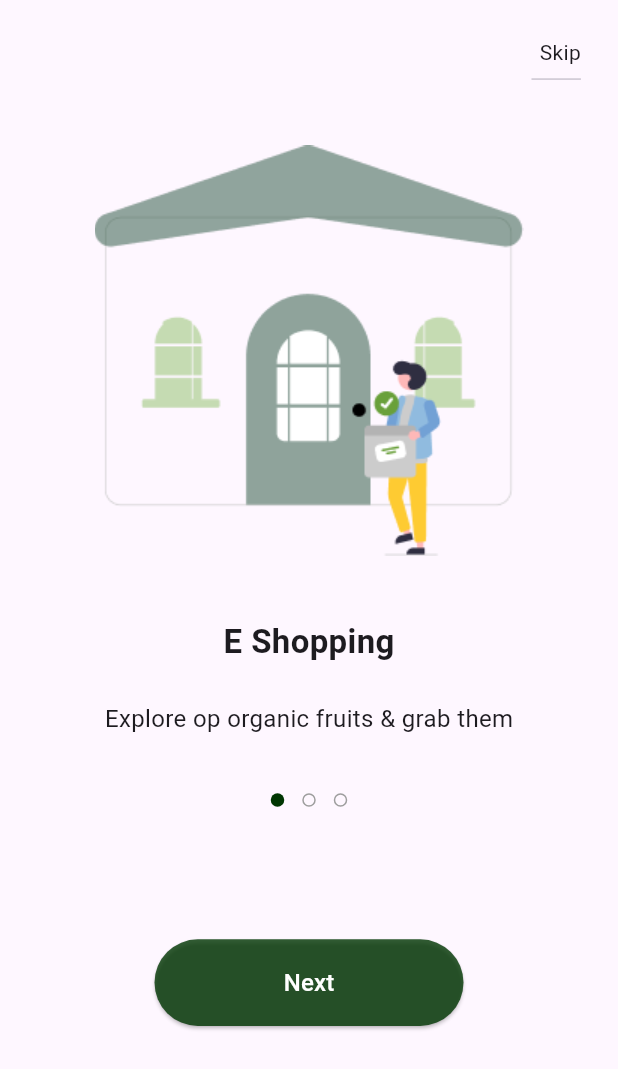
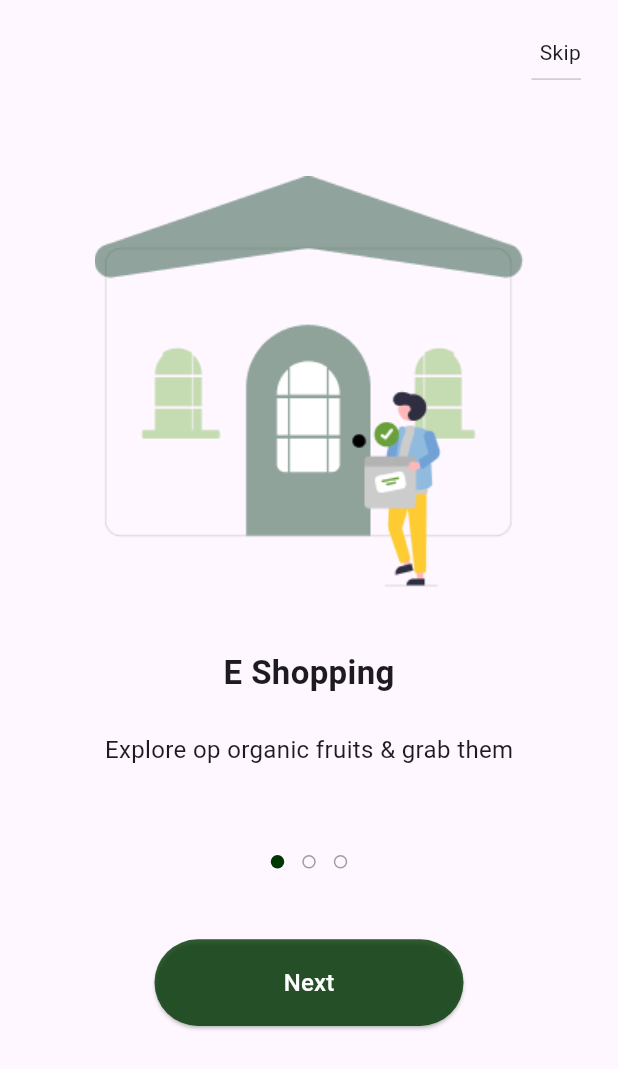
Before and after one commit to mohamedqandill/Fruit-Market, a Flutter app: the screen it shows after launch, on a phone screen of 412 x 824 dp. Shown: the top 1069 px of the screen. Run offline on Flutter 3.47's test engine with Material 3 defaults, Android fonts, the phone set to English and light mode, and no system bars; drawn by our look-alikes of dots_indicator; our stand-ins replace shared_preferences; project files that could hold a hidden picture were left out.

Commit message:
making Splash and onBoarding Adaptive

```diff
--- /dev/null
+++ b/lib/core/layout_builder/layout_builder.dart
@@ -0,0 +1,25 @@
+import 'package:flutter/material.dart';
+
+class AdaptiveLayout extends StatelessWidget {
+  const AdaptiveLayout(
+      {required this.desktopLayout,
+      required this.tabletLayout,
+      required this.mobileLayout,
+      super.key});
+  final WidgetBuilder mobileLayout, tabletLayout, desktopLayout;
+  @override
+  Widget build(BuildContext context) {
+    return LayoutBuilder(
+      builder: (context, constraints) {
+        print(constraints.maxWidth);
+        if (constraints.maxWidth < 600) {
+          return mobileLayout(context);
+        } else if (constraints.maxWidth > 600 && constraints.maxWidth < 900) {
+          return tabletLayout(context);
+        } else {
+          return desktopLayout(context);
+        }
+      },
+    );
+  }
+}
--- a/lib/features/onBoarding/presentation/view/on_boarding_view.dart
+++ b/lib/features/onBoarding/presentation/view/on_boarding_view.dart
@@ -1,11 +1,7 @@
-import 'package:dots_indicator/dots_indicator.dart';
 import 'package:flutter/material.dart';
-import 'package:responsive_adaptive_ui/core/constants/constants.dart';
+import 'package:responsive_adaptive_ui/core/layout_builder/layout_builder.dart';
 
-import '../../../../core/cache/cache_helper.dart';
-import '../../../../core/routes_manager/routes.dart';
-import '../../../../core/widgets/customButton.dart';
-import '../widgets/on_boarding_view_body.dart';
+import '../widgets/custom_on_boarding_view.dart';
 
 class OnBoardingView extends StatefulWidget {
   const OnBoardingView({super.key});
@@ -15,107 +11,19 @@ class OnBoardingView extends StatefulWidget {
 }
 
 class _OnBoardingViewState extends State<OnBoardingView> {
-  late PageController pageController;
-  var currentPage = 0;
-
-  @override
-  void initState() {
-    pageController = PageController();
-    pageController.addListener(
-      () {
-        currentPage = pageController.page!.round();
-        setState(() {});
-      },
-    );
-    super.initState();
-  }
-
-  @override
-  void dispose() {
-    pageController.dispose();
-    super.dispose();
-  }
-
   @override
   Widget build(BuildContext context) {
-    var height = MediaQuery.sizeOf(context).height;
-    var width = MediaQuery.sizeOf(context).width;
     return Scaffold(
-      body: SafeArea(
-        child: Column(
-          mainAxisAlignment: MainAxisAlignment.center,
-          children: [
-            Padding(
-              padding: EdgeInsets.all(height * 0.03),
-              child: InkWell(
-                onTap: () async {
-                  await CacheHelper.saveData<bool>("isSecondTime", true);
-                  Navigator.pushReplacementNamed(context, Routes.authRoute);
-                },
-                child: Visibility(
-                  visible: currentPage == 0 || currentPage == 1 ? true : false,
-                  child: Column(
-                    crossAxisAlignment: CrossAxisAlignment.end,
-                    children: [
-                      Text("Skip"),
-                      Divider(
-                        indent: width * 0.8,
-                      )
-                    ],
-                  ),
-                ),
-              ),
-            ),
-            Expanded(
-                child: OnBoardingViewBody(
-              pageController: pageController,
-            )),
-            SizedBox(
-              height: height * 0.025,
-            ),
-            DotsIndicator(
-              dotsCount: 3,
-              position: currentPage == 0
-                  ? 0.0
-                  : currentPage == 1
-                      ? 1.0
-                      : 2.0,
-              decorator: const DotsDecorator(
-                color: Colors.transparent,
-                shape: CircleBorder(
-                    eccentricity: 1.0,
-                    side: BorderSide(
-                      color: Colors.grey,
-                    )), // Inactive color
-                activeColor: primaryColor,
-              ),
-            ),
-            SizedBox(
-              height: height * 0.1,
-            ),
-            Custombutton(
-              title:
-                  currentPage == 0 || currentPage == 1 ? "Next" : "Get Started",
-              width: width * 0.5,
-              height: height * 0.07,
-              onPressed: () async {
-                if (currentPage < 2) {
-                  pageController.nextPage(
-                    duration: Duration(milliseconds: 300),
-                    curve: Curves.ease,
-                  );
-                } else {
-                  await CacheHelper.saveData<bool>("isSecondTime", true);
-                  Navigator.pushReplacementNamed(context, Routes.authRoute);
-                }
-              },
-            ),
-            SizedBox(
-              height: height * 0.17,
-            )
-          ],
-        ),
+        body: AdaptiveLayout(
+      mobileLayout: (context) => const CustomOnBoardingView(),
+      tabletLayout: (context) => const CustomOnBoardingView(
+        buttonWidth: 0.3,
+        dividerIndent: 0.91,
       ),
-    );
+      desktopLayout: (context) => const CustomOnBoardingView(
+        buttonWidth: 0.2,
+        dividerIndent: 0.95,
+      ),
+    ));
   }
 }
--- /dev/null
+++ b/lib/features/onBoarding/presentation/widgets/custom_on_boarding_view.dart
@@ -0,0 +1,131 @@
+import 'package:dots_indicator/dots_indicator.dart';
+import 'package:flutter/material.dart';
+
+import '../../../../core/cache/cache_helper.dart';
+import '../../../../core/constants/constants.dart';
+import '../../../../core/routes_manager/routes.dart';
+import '../../../../core/widgets/customButton.dart';
+import 'on_boarding_view_body.dart';
+
+class CustomOnBoardingView extends StatefulWidget {
+  const CustomOnBoardingView(
+      {this.dividerIndent = 0.8,
+      this.buttonHeight = 0.07,
+      this.firstBoxHeight = 0.025,
+      this.secondBoxHeight = 0.05,
+      this.buttonWidth = 0.5,
+      super.key});
+
+  final num dividerIndent;
+  final num firstBoxHeight;
+  final num secondBoxHeight;
+  final num buttonWidth;
+  final num buttonHeight;
+
+  @override
+  State<CustomOnBoardingView> createState() => _CustomOnBoardingViewState();
+}
+
+class _CustomOnBoardingViewState extends State<CustomOnBoardingView> {
+  late PageController pageController;
+  var currentPage = 0;
+
+  @override
+  void initState() {
+    pageController = PageController();
+    pageController.addListener(
+      () {
+        currentPage = pageController.page!.round();
+        setState(() {});
+      },
+    );
+    super.initState();
+  }
+
+  @override
+  void dispose() {
+    pageController.dispose();
+    super.dispose();
+  }
+
+  @override
+  Widget build(BuildContext context) {
+    var height = MediaQuery.sizeOf(context).height;
+    var width = MediaQuery.sizeOf(context).width;
+    return SafeArea(
+      child: Column(
+        mainAxisAlignment: MainAxisAlignment.center,
+        children: [
+          Padding(
+            padding: EdgeInsets.all(height * 0.03),
+            child: InkWell(
+              onTap: () async {
+                await CacheHelper.saveData<bool>("isSecondTime", true);
+                Navigator.pushReplacementNamed(context, Routes.authRoute);
+              },
+              child: Visibility(
+                visible: currentPage == 0 || currentPage == 1 ? true : false,
+                child: Column(
+                  crossAxisAlignment: CrossAxisAlignment.end,
+                  children: [
+                    Text("Skip"),
+                    Divider(
+                      indent: width * widget.dividerIndent,
+                    )
+                  ],
+                ),
+              ),
+            ),
+          ),
+          Expanded(
+              child: OnBoardingViewBody(
+            pageController: pageController,
+          )),
+          SizedBox(
+            height: height * widget.firstBoxHeight,
+          ),
+          DotsIndicator(
+            dotsCount: 3,
+            position: currentPage == 0
+                ? 0.0
+                : currentPage == 1
+                    ? 1.0
+                    : 2.0,
+            decorator: const DotsDecorator(
+              color: Colors.transparent,
+              shape: CircleBorder(
+                  eccentricity: 1.0,
+                  side: BorderSide(
+                    color: Colors.grey,
+                  )), // Inactive color
+              activeColor: primaryColor,
+            ),
+          ),
+          SizedBox(
+            height: height * widget.secondBoxHeight,
+          ),
+          Custombutton(
+            title:
+                currentPage == 0 || currentPage == 1 ? "Next" : "Get Started",
+            width: width * widget.buttonWidth,
+            height: height * widget.buttonHeight,
+            onPressed: () async {
+              if (currentPage < 2) {
+                pageController.nextPage(
+                  duration: const Duration(milliseconds: 300),
+                  curve: Curves.ease,
+                );
+              } else {
+                await CacheHelper.saveData<bool>("isSecondTime", true);
+                Navigator.pushReplacementNamed(context, Routes.authRoute);
+              }
+            },
+          ),
+          SizedBox(
+            height: height * 0.17,
+          )
+        ],
+      ),
+    );
+  }
+}
```
Also changed, not shown: lib/features/splash/presentation/view/splash_view.dart (+19 -13 lines), lib/features/splash/presentation/widgets/splash_desktop_view.dart (added, +25 -0 lines), lib/features/splash/presentation/widgets/splash_tablet_view.dart (added, +25 -0 lines), lib/features/splash/presentation/widgets/splash_view_body.dart (+8 -2 lines).
